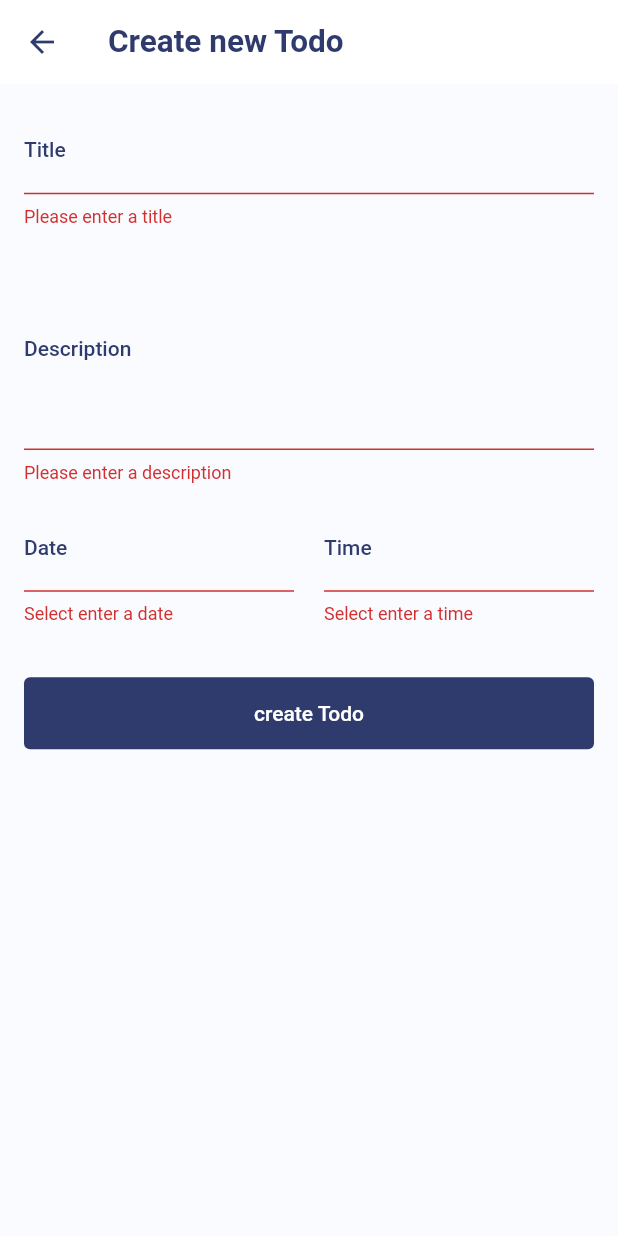
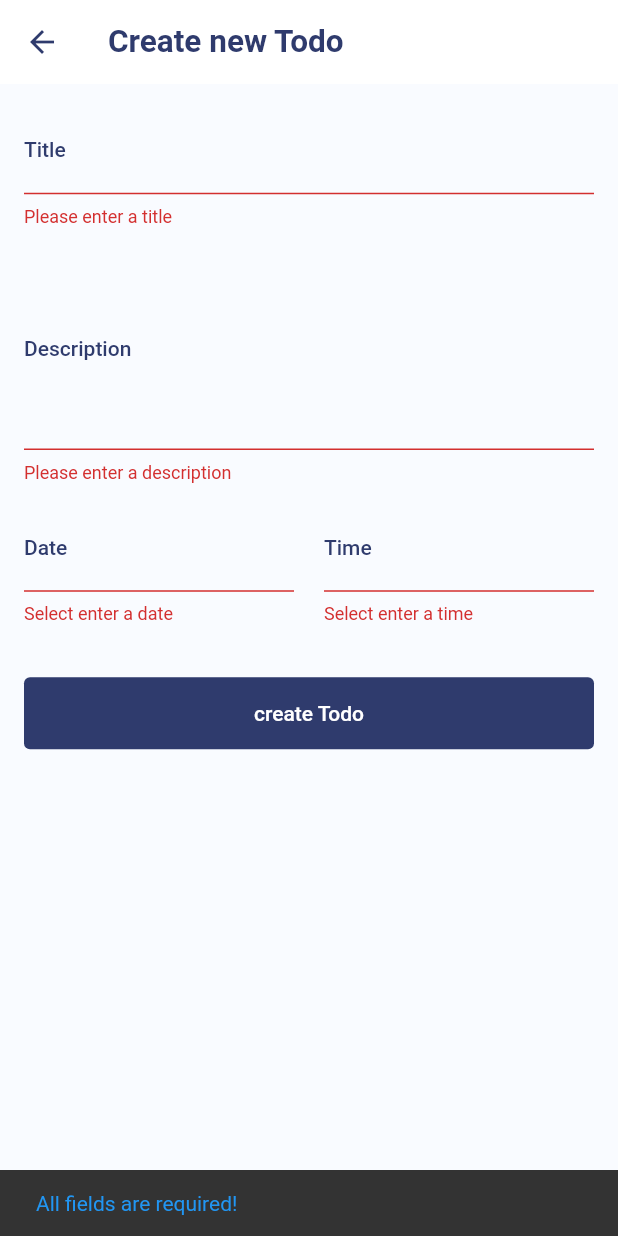
Before and after one commit to iamEtornam/TOT-Todo-app, a Flutter app: the CreateTodoView screen opened directly, after a tap on "create Todo", on a phone screen of 412 x 824 dp. Run offline on Flutter 3.47's test engine with Material 2 defaults, Android fonts, the phone set to English and light mode, and no system bars; our stand-ins replace modal_bottom_sheet; network calls fail.

Commit message:
integrate create todo func

```diff
--- a/lib/views/create_todo_view.dart
+++ b/lib/views/create_todo_view.dart
@@ -1,5 +1,6 @@
 import 'package:flutter/material.dart';
 import 'package:intl/intl.dart';
+import 'package:todo_app/controllers/todo_controller.dart';
 import 'package:todo_app/utilities/utils.dart';
 
 class CreateTodoView extends StatefulWidget {
@@ -19,6 +20,17 @@ class _CreateTodoViewState extends State<CreateTodoView> {
   final TextEditingController _timeController = TextEditingController();
 
   final GlobalKey<FormState> _formKey = GlobalKey();
+
+  final TodoController _todoController = TodoController();
+
+  @override
+  void dispose() {
+    _timeController.clear();
+    _descriptionController.clear();
+    _dateController.clear();
+    _titleController.clear();
+    super.dispose();
+  }
 
   @override
   Widget build(BuildContext context) {
@@ -106,10 +118,9 @@ class _CreateTodoViewState extends State<CreateTodoView> {
                         return 'Select enter a date';
                       }
 
-                      if (value  == DateFormat.yMMMMd().format(DateTime.now())) {
+                      if (value == DateFormat.yMMMMd().format(DateTime.now())) {
                         return 'You selected today\'s date';
                       }
-
                     },
                   ),
                 ),
@@ -138,7 +149,7 @@ class _CreateTodoViewState extends State<CreateTodoView> {
                         floatingLabelBehavior: FloatingLabelBehavior.never,
                         focusedBorder: const UnderlineInputBorder(
                             borderSide: BorderSide(color: customBlue))),
-                               validator: (value) {
+                    validator: (value) {
                       if (value!.isEmpty) {
                         return 'Select enter a time';
                       }
@@ -149,14 +160,51 @@ class _CreateTodoViewState extends State<CreateTodoView> {
             ),
             const SizedBox(height: 35),
             TextButton(
-              onPressed: () {
+              onPressed: () async {
                 if (_formKey.currentState!.validate()) {
-                  print(_titleController.text);
-                  print(_descriptionController.text);
-                  print(_dateController.text);
-                  print(_timeController.text);
+                  String dateTime =
+                      _dateController.text + " " + _timeController.text;
+                  // String dateTime = '${_dateController.text}  ${_timeController.text}';
+
+                  bool isSuccessful = await _todoController.createTodo(
+                      title: _titleController.text,
+                      description: _descriptionController.text,
+                      dateTime: dateTime);
+                  if (isSuccessful) {
+                    //do something
+
+                    _timeController.clear();
+                    _descriptionController.clear();
+                    _dateController.clear();
+                    _titleController.clear();
+                    SnackBar snackBar = const SnackBar(
+                      content: Text('Todo created successfully!',
+                          style: TextStyle(
+                            color: Colors.green,
+                          )),
+                    );
+
+                    ScaffoldMessenger.of(context).showSnackBar(snackBar);
+                  } else {
+                    //do another thing
+                    SnackBar snackBar = const SnackBar(
+                      content: Text('Failed to create Todo!',
+                          style: TextStyle(
+                            color: Colors.red,
+                          )),
+                    );
+
+                    ScaffoldMessenger.of(context).showSnackBar(snackBar);
+                  }
                 } else {
-                  print('please enter data');
+                  SnackBar snackBar = const SnackBar(
+                    content: Text('All fields are required!',
+                        style: TextStyle(
+                          color: Colors.blue,
+                        )),
+                  );
+
+                  ScaffoldMessenger.of(context).showSnackBar(snackBar);
                 }
               },
               child: const Text(
```
